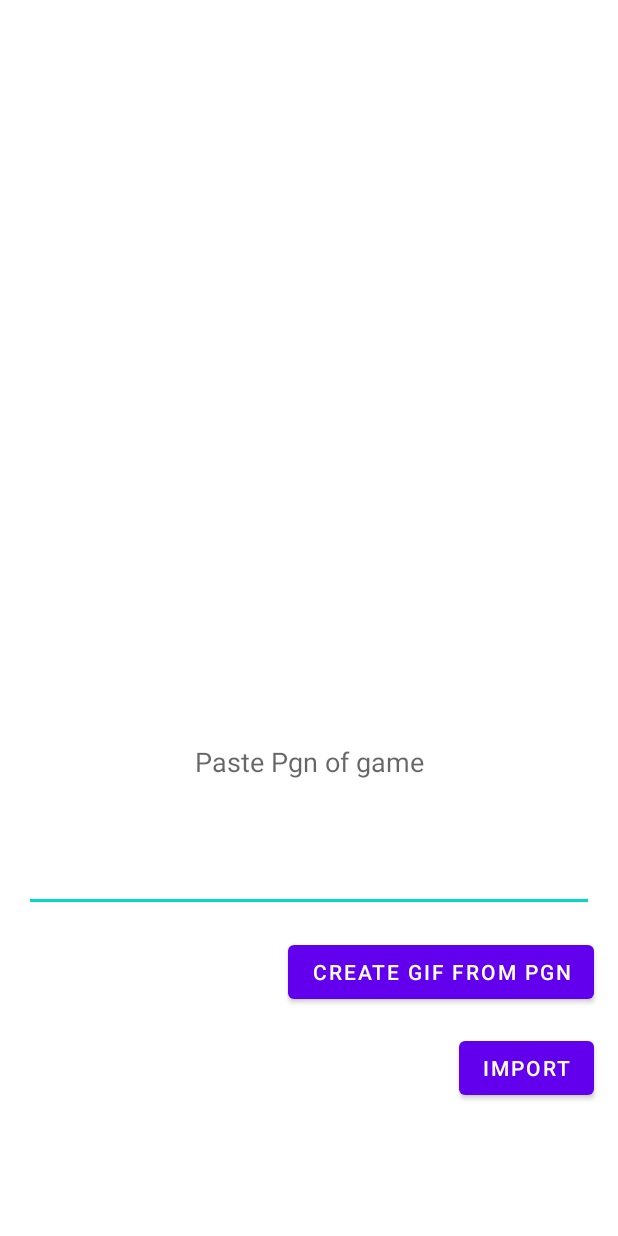
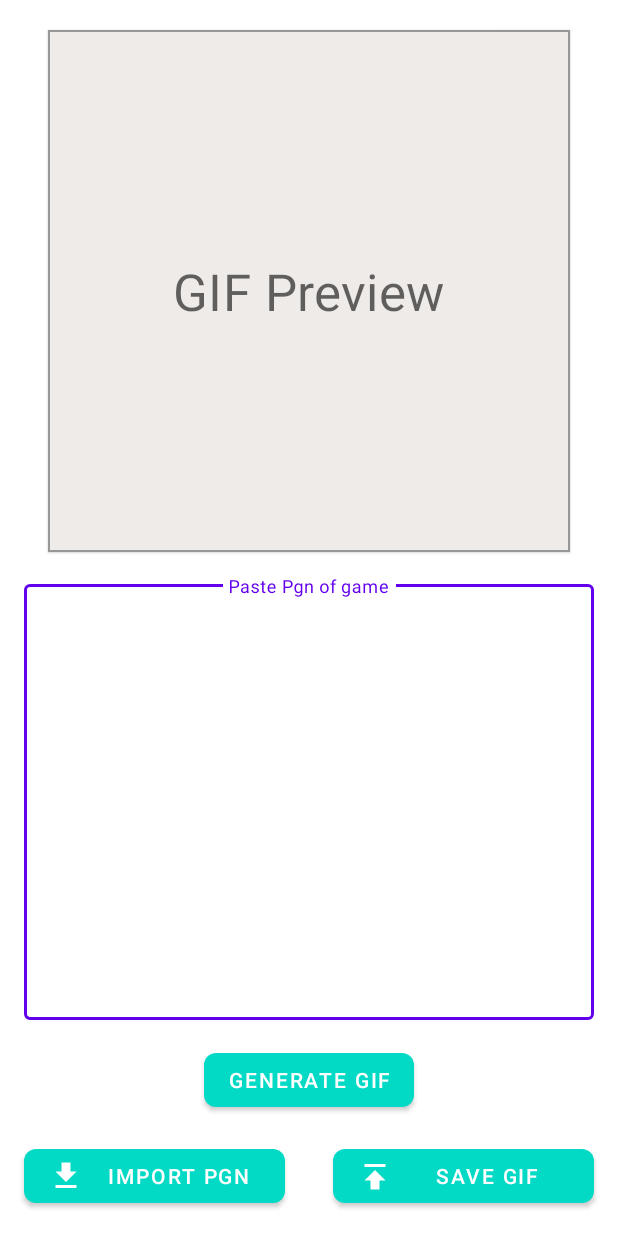
Before and after one commit to Oziomajnr/PgnToGif, an Android app: the layout activity_main.xml on its own in the app's theme, with its tools: preview values and no code run, on a phone screen of 412 x 824 dp. Run offline under Robolectric (Android 15) with nearby library versions, the phone set to English and light mode, and no system bars.

Commit message:
Update design

```diff
--- a/app/src/main/java/com/example/pgntogifconverter/util/File.kt
+++ b/app/src/main/java/com/example/pgntogifconverter/util/File.kt
@@ -6,6 +6,7 @@ import android.graphics.Bitmap
 import android.graphics.BitmapFactory
 import android.os.Environment
 import android.provider.MediaStore
+import java.io.ByteArrayOutputStream
 import java.io.File
 import java.io.FileInputStream
 import java.io.FileOutputStream
@@ -14,8 +15,9 @@ import java.io.FileOutputStream
 fun String.toFile(fileName: String, applicationContext: Context): File {
     applicationContext.openFileOutput(fileName, Context.MODE_PRIVATE).use {
         it.write(this.toByteArray())
+        it.close()
     }
-    return File(applicationContext.cacheDir, "game.pgn")
+    return File(applicationContext.filesDir, fileName)
 }
 
 private fun saveMediaFile2(
--- /dev/null
+++ b/app/src/main/res/drawable/ic_file_download.xml
@@ -0,0 +1,12 @@
+<vector xmlns:android="http://schemas.android.com/apk/res/android"
+    android:width="24dp"
+    android:height="24dp"
+    android:viewportWidth="24"
+    android:viewportHeight="24">
+  <path
+      android:pathData="M19,9L15,9L15,3L9,3L9,9L5,9L12,16L19,9L19,9ZM5,18L5,20L19,20L19,18L5,18L5,18Z"
+      android:strokeWidth="1"
+      android:fillColor="#000000"
+      android:fillType="evenOdd"
+      android:strokeColor="#00000000"/>
+</vector>
--- /dev/null
+++ b/app/src/main/res/drawable/ic_file_upload.xml
@@ -0,0 +1,12 @@
+<vector xmlns:android="http://schemas.android.com/apk/res/android"
+    android:width="24dp"
+    android:height="24dp"
+    android:viewportWidth="24"
+    android:viewportHeight="24">
+  <path
+      android:pathData="M5,15L9,15L9,21L15,21L15,15L19,15L12,8L5,15L5,15ZM19,6L19,4L5,4L5,6L19,6L19,6Z"
+      android:strokeWidth="1"
+      android:fillColor="#000000"
+      android:fillType="evenOdd"
+      android:strokeColor="#00000000"/>
+</vector>
--- a/app/src/main/res/layout/activity_main.xml
+++ b/app/src/main/res/layout/activity_main.xml
@@ -3,68 +3,119 @@
     xmlns:app="http://schemas.android.com/apk/res-auto"
     xmlns:tools="http://schemas.android.com/tools">
 
-    <ScrollView
-        android:layout_width="match_parent"
-        android:layout_height="match_parent">
-
     <androidx.constraintlayout.widget.ConstraintLayout
         android:id="@+id/parent"
         android:layout_width="match_parent"
-            android:layout_height="wrap_content"
+        android:layout_height="match_parent"
         android:clickable="true"
         android:clipChildren="false"
         android:clipToPadding="false"
         android:focusable="true"
         android:orientation="vertical">
 
-            <ImageView
-                android:id="@+id/image"
+        <com.google.android.material.card.MaterialCardView
+            android:id="@+id/image_parent"
             android:layout_width="0dp"
             android:layout_height="0dp"
-                android:layout_margin="20dp"
             android:layout_marginHorizontal="32dp"
-                android:adjustViewBounds="true"
-                android:scaleType="fitCenter"
+            android:layout_marginVertical="20dp"
+            android:backgroundTint="@color/window_background"
+            android:clipChildren="false"
+            android:clipToPadding="false"
+            app:cardCornerRadius="0dp"
             app:layout_constraintDimensionRatio="W,1:1"
             app:layout_constraintEnd_toEndOf="@id/parent"
             app:layout_constraintStart_toStartOf="@id/parent"
-                app:layout_constraintTop_toTopOf="@id/parent" />
+            app:layout_constraintTop_toTopOf="@id/parent"
+            app:strokeColor="#979797"
+            app:strokeWidth="1dp">
 
-            <EditText
-                android:id="@+id/pgnInput"
+            <com.google.android.material.textview.MaterialTextView
+                android:layout_width="wrap_content"
+                android:layout_height="wrap_content"
+                android:layout_gravity="center"
+                android:text="GIF Preview"
+                android:textAppearance="?attr/textAppearanceHeadline4" />
+
+            <ImageView
+                android:id="@+id/image"
+                android:layout_width="match_parent"
+                android:layout_height="match_parent"
+                android:adjustViewBounds="true"
+                android:background="@color/transparent"
+                android:scaleType="fitCenter" />
+        </com.google.android.material.card.MaterialCardView>
+
+        <com.google.android.material.textfield.TextInputLayout
+            style="@style/Widget.MaterialComponents.TextInputLayout.OutlinedBox"
             android:layout_width="0dp"
-                android:layout_height="200dp"
+            android:layout_height="0dp"
             android:layout_margin="16dp"
+            android:clipChildren="false"
+            android:clipToPadding="false"
             android:gravity="center"
-                android:hint="Paste Pgn of game"
+            android:hint="@string/paste_pgn_of_game"
+            android:inputType="textMultiLine"
             app:layout_constraintBottom_toTopOf="@id/createGifButton"
             app:layout_constraintEnd_toEndOf="parent"
             app:layout_constraintStart_toStartOf="parent"
-                app:layout_constraintTop_toBottomOf="@+id/image" />
+            app:layout_constraintTop_toBottomOf="@+id/image_parent">
 
-            <Button
+            <com.google.android.material.textfield.TextInputEditText
+                android:id="@+id/pgnInput"
+                android:layout_width="match_parent"
+                android:layout_height="match_parent"
+                android:layout_gravity="center"
+                android:gravity="center"
+                android:padding="8dp"
+                android:textAlignment="center" />
+
+        </com.google.android.material.textfield.TextInputLayout>
+
+        <com.google.android.material.button.MaterialButton
             android:id="@+id/createGifButton"
             android:layout_width="wrap_content"
+            android:layout_height="wrap_content"
+            android:layout_margin="16dp"
+            android:ellipsize="end"
+            android:maxLines="1"
+            android:text="@string/generate_gif"
+            app:backgroundTint="?attr/colorSecondary"
+            app:cornerRadius="8dp"
+            app:layout_constraintBottom_toTopOf="@id/loadPgn"
+            app:layout_constraintEnd_toEndOf="parent"
+            app:layout_constraintStart_toStartOf="parent" />
+
+        <com.google.android.material.button.MaterialButton
+            android:id="@+id/loadPgn"
+            android:layout_width="0dp"
             android:layout_height="wrap_content"
             android:layout_margin="16dp"
             android:layout_marginBottom="8dp"
             android:ellipsize="end"
             android:maxLines="1"
-                android:text="Create Gif From Pgn"
-                app:layout_constraintBottom_toTopOf="@id/loadPgn"
-                app:layout_constraintEnd_toEndOf="parent" />
+            android:text="@string/import_pgn"
+            app:backgroundTint="?attr/colorSecondary"
+            app:cornerRadius="8dp"
+            app:icon="@drawable/ic_file_download"
+            app:layout_constraintBottom_toBottomOf="parent"
+            app:layout_constraintEnd_toStartOf="@id/saveGif"
+            app:layout_constraintStart_toStartOf="parent" />
 
-            <Button
-                android:id="@+id/loadPgn"
-                android:layout_width="wrap_content"
+        <com.google.android.material.button.MaterialButton
+            android:id="@+id/saveGif"
+            android:layout_width="0dp"
             android:layout_height="wrap_content"
             android:layout_margin="16dp"
             android:layout_marginBottom="8dp"
             android:ellipsize="end"
             android:maxLines="1"
-                android:text="Import"
+            android:text="@string/save_gif"
+            app:backgroundTint="?attr/colorSecondary"
+            app:cornerRadius="8dp"
+            app:icon="@drawable/ic_file_upload"
+            app:layout_constraintBottom_toBottomOf="parent"
             app:layout_constraintEnd_toEndOf="parent"
-                app:layout_constraintTop_toBottomOf="@id/createGifButton" />
+            app:layout_constraintStart_toEndOf="@+id/loadPgn" />
     </androidx.constraintlayout.widget.ConstraintLayout>
-    </ScrollView>
 </layout>
--- a/app/src/main/res/values/colors.xml
+++ b/app/src/main/res/values/colors.xml
@@ -5,8 +5,15 @@
     <color name="purple_700">#FF3700B3</color>
     <color name="teal_200">#FF03DAC5</color>
     <color name="teal_700">#FF018786</color>
+
+    <color name="brown">#795548</color>
+    <color name="brown_70">#B3795548</color>
+
     <color name="black">#FF000000</color>
     <color name="white">#FFFFFFFF</color>
+
+    <color name="window_background">#EFEBE9</color>
+    <color name="transparent">#00000000</color>
 
     <color name="light_square_color">#F0D9B5</color>
     <color name="dark_square_color">#946f51</color>
--- a/app/src/main/res/values/strings.xml
+++ b/app/src/main/res/values/strings.xml
@@ -1,3 +1,8 @@
 <resources>
     <string name="app_name">PgnToGif</string>
+    <string name="settings">Settings</string>
+    <string name="generate_gif">Generate Gif</string>
+    <string name="paste_pgn_of_game">Paste Pgn of game</string>
+    <string name="import_pgn">Import Pgn</string>
+    <string name="save_gif">Save Gif</string>
 </resources>
```
Also changed, not shown: app/src/main/AndroidManifest.xml (+17 -0 lines), app/src/main/java/com/example/pgntogifconverter/MainActivity.kt (+35 -8 lines), app/src/main/res/drawable/ic_settings.xml (+6 -6 lines), app/src/main/res/menu/option_menu.xml (added, +9 -0 lines). Lines whose indentation alone changed are shown as unchanged.
